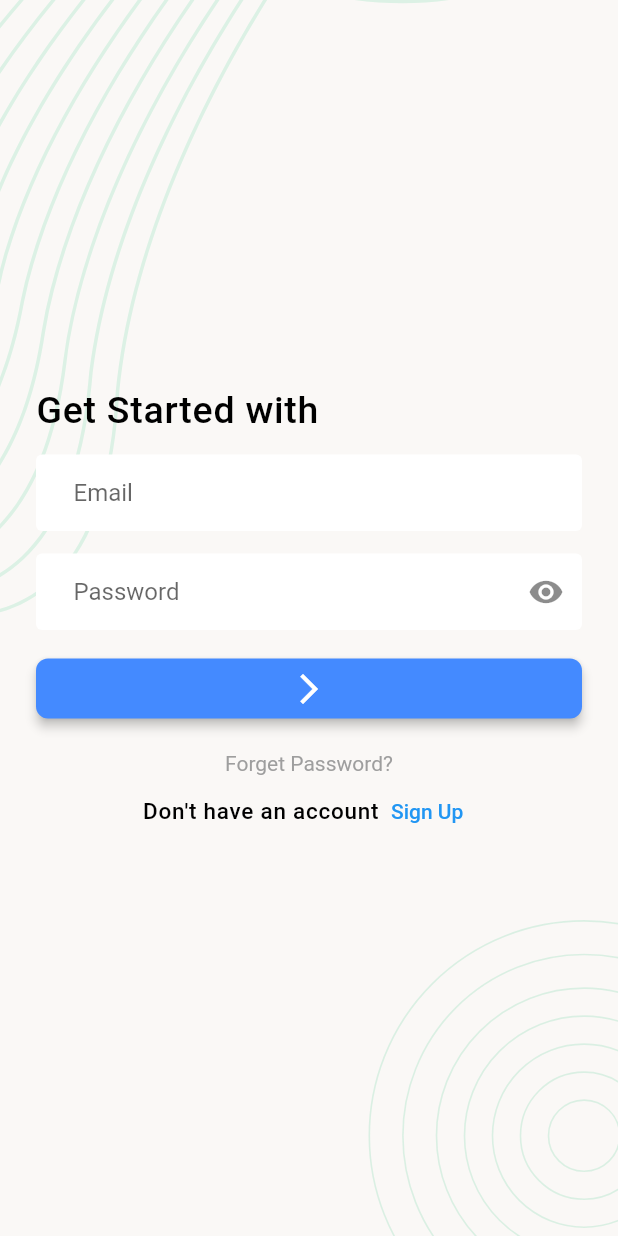
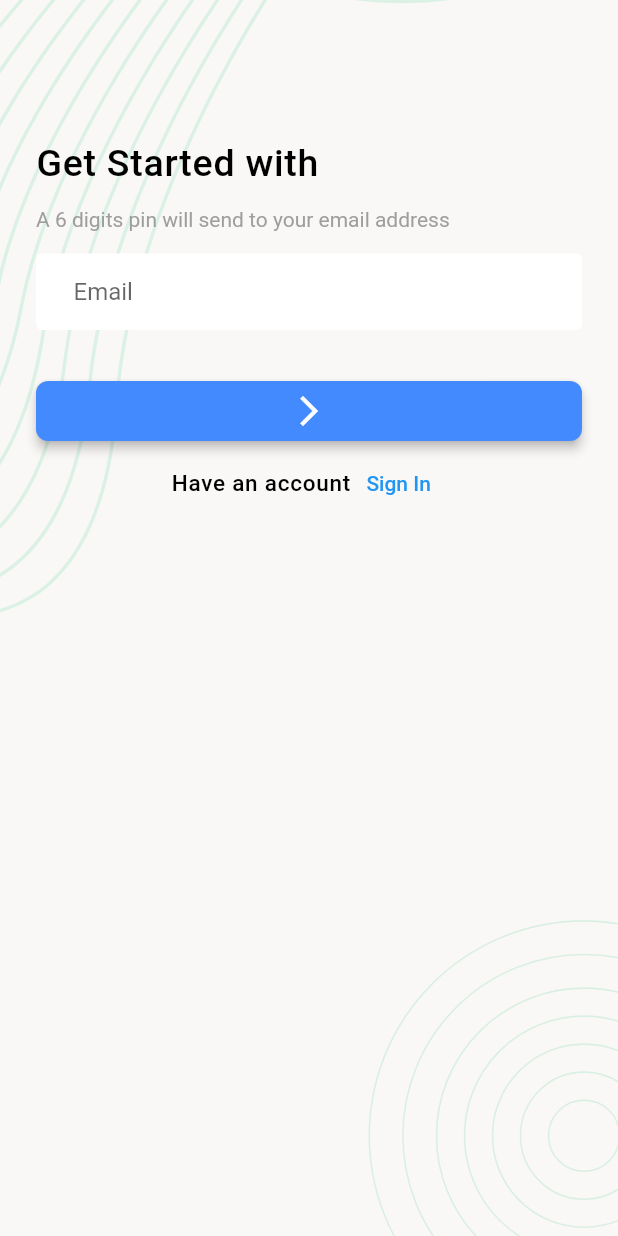
Before and after one commit to taufiqurSabbir/Task_manager, a Flutter app: the screen it shows after launch, after a tap on "Sign Up", on a phone screen of 412 x 824 dp. Run offline on Flutter 3.47's test engine with Material 2 defaults, Android fonts, the phone set to English and light mode, and no system bars; our stand-ins replace flutter_svg.

Commit message:
email screen

```diff
--- /dev/null
+++ b/lib/UI/screens/email_varification_screen.dart
@@ -0,0 +1,88 @@
+import 'package:flutter/material.dart';
+import 'package:task_managment/UI/widget/screen_background.dart';
+
+class email_varification extends StatefulWidget {
+  const email_varification({Key? key}) : super(key: key);
+
+  @override
+  State<email_varification> createState() => _email_varificationState();
+}
+
+class _email_varificationState extends State<email_varification> {
+  @override
+  Widget build(BuildContext context) {
+    return Scaffold(
+      body: screen_background(
+        child: SingleChildScrollView(
+          child: SafeArea(
+            child: Padding(
+              padding: EdgeInsets.all(24.0),
+              child: Column(
+                crossAxisAlignment: CrossAxisAlignment.start,
+                children: [
+                  SizedBox(
+                    height: 70,
+                  ),
+                  Padding(
+                    padding: const EdgeInsets.only(bottom: 15.0),
+                    child: Align(
+                      alignment: Alignment.topLeft,
+                      child: Text('Get Started with',
+                          style: Theme.of(context).textTheme.titleLarge),
+                    ),
+                  ),
+                  Padding(
+                    padding: const EdgeInsets.only(bottom: 15.0),
+                    child: Align(
+                      alignment: Alignment.topLeft,
+                      child: Text(
+                          'A 6 digits pin will send to your email address',
+                          style: Theme.of(context)
+                              .textTheme
+                              .bodyMedium
+                              ?.copyWith(color: Colors.grey)),
+                    ),
+                  ),
+                  TextFormField(
+                    keyboardType: TextInputType.emailAddress,
+                    decoration: const InputDecoration(hintText: 'Email'),
+                  ),
+                  SizedBox(
+                    height: 15,
+                  ),
+                  SizedBox(
+                    height: 15,
+                  ),
+                  SizedBox(
+                    width: double.infinity,
+                    child: ElevatedButton(
+                        onPressed: () {},
+                        child: const Icon(Icons.arrow_forward_ios_sharp)),
+                  ),
+                  Row(
+                    mainAxisAlignment: MainAxisAlignment.center,
+                    children: [
+                      const Text(
+                        'Have an account',
+                        style: TextStyle(
+                            fontWeight: FontWeight.w500,
+                            color: Colors.black,
+                            fontSize: 15,
+                            letterSpacing: 0.5),
+                      ),
+                      TextButton(
+                          onPressed: () {
+                            Navigator.pop(context);
+                          },
+                          child: const Text('Sign In'))
+                    ],
+                  )
+                ],
+              ),
+            ),
+          ),
+        ),
+      ),
+    );
+  }
+}
--- a/lib/UI/screens/loginScreen.dart
+++ b/lib/UI/screens/loginScreen.dart
@@ -1,4 +1,5 @@
 import 'package:flutter/material.dart';
+import 'package:task_managment/UI/screens/email_varification_screen.dart';
 import 'package:task_managment/UI/widget/screen_background.dart';
 
 class Login extends StatefulWidget {
@@ -14,21 +15,28 @@ class _LoginState extends State<Login> {
   Widget build(BuildContext context) {
     return Scaffold(
         body: screen_background(
+      child: SingleChildScrollView(
         child: SafeArea(
           child: Padding(
             padding: EdgeInsets.all(24.0),
             child: Column(
-            mainAxisAlignment: MainAxisAlignment.center,
+              crossAxisAlignment: CrossAxisAlignment.start,
               children: [
+                SizedBox(
+                  height: 70,
+                ),
                 Padding(
                   padding: const EdgeInsets.only(bottom: 15.0),
                   child: Align(
                     alignment: Alignment.topLeft,
                     child: Text('Get Started with',
-                      style: Theme.of(context).textTheme.titleLarge),
+                        style: Theme.of(context)
+                            .textTheme
+                            .titleLarge),
                   ),
                 ),
                 TextFormField(
+                  keyboardType: TextInputType.emailAddress,
                   decoration: const InputDecoration(hintText: 'Email'),
                 ),
                 SizedBox(
@@ -46,7 +54,6 @@ class _LoginState extends State<Login> {
                               setState(() {});
                             });
                           },
-
                           icon: Icon(Icons.remove_red_eye))),
                   obscureText: password,
                 ),
@@ -59,7 +66,8 @@ class _LoginState extends State<Login> {
                       onPressed: () {},
                       child: const Icon(Icons.arrow_forward_ios_sharp)),
                 ),
-              Padding(
+                Center(
+                  child: Padding(
                     padding: const EdgeInsets.only(top: 18),
                     child: InkWell(
                         onTap: () {},
@@ -67,6 +75,7 @@ class _LoginState extends State<Login> {
                           'Forget Password?',
                           style: TextStyle(color: Colors.grey),
                         )),
+                  ),
                 ),
                 Row(
                   mainAxisAlignment: MainAxisAlignment.center,
@@ -79,13 +88,21 @@ class _LoginState extends State<Login> {
                           fontSize: 15,
                           letterSpacing: 0.5),
                     ),
-                  TextButton(onPressed: () {}, child: const Text('Sign Up'))
+                    TextButton(
+                        onPressed: () {
+                          Navigator.push(
+                              context,
+                              MaterialPageRoute(
+                                  builder: (context) => email_varification()));
+                        },
+                        child: const Text('Sign Up'))
                   ],
                 )
               ],
             ),
           ),
         ),
+      ),
     ));
   }
 }
```
Lines whose indentation alone changed are shown as unchanged.
